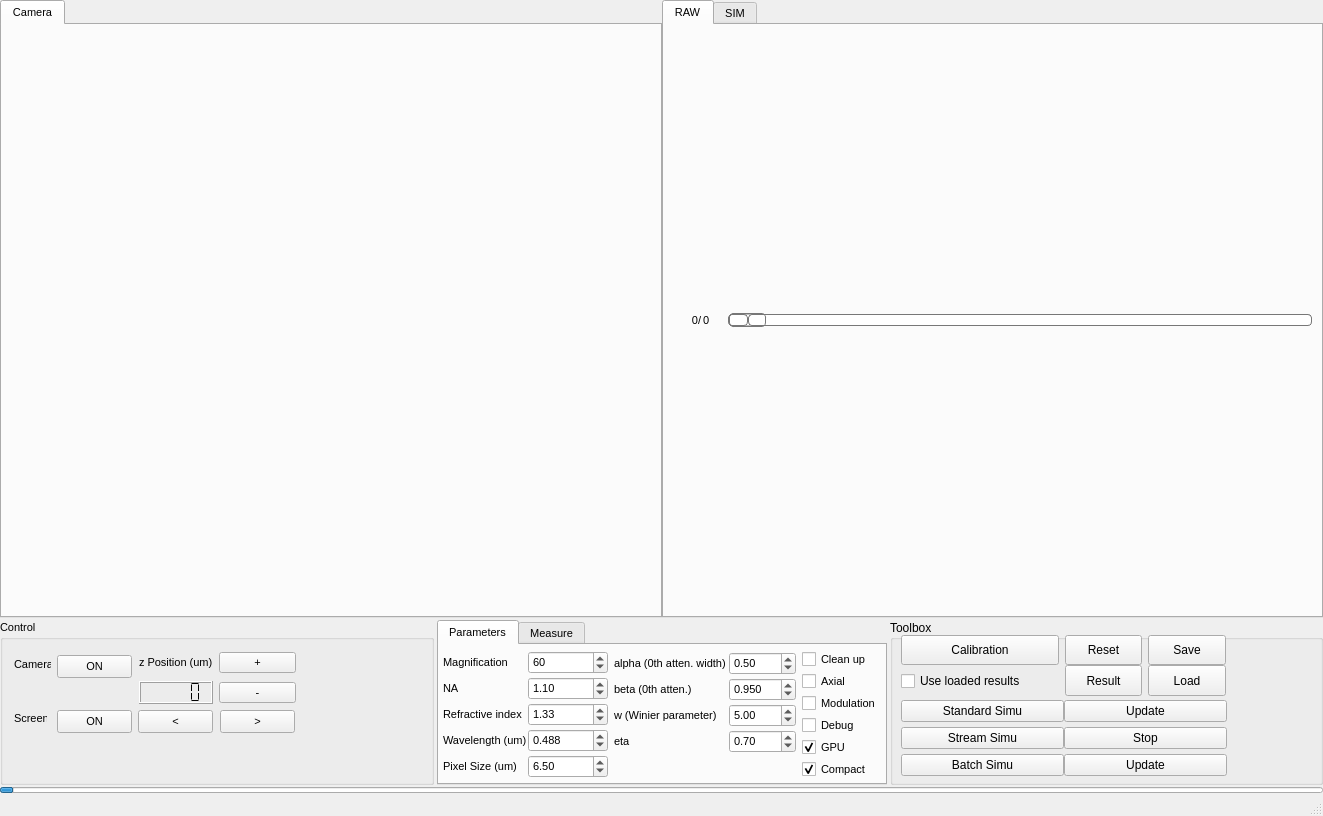
Qt form hexsim_measurement.ui (imperial-photonics/HexSimInstrument) before a commit.
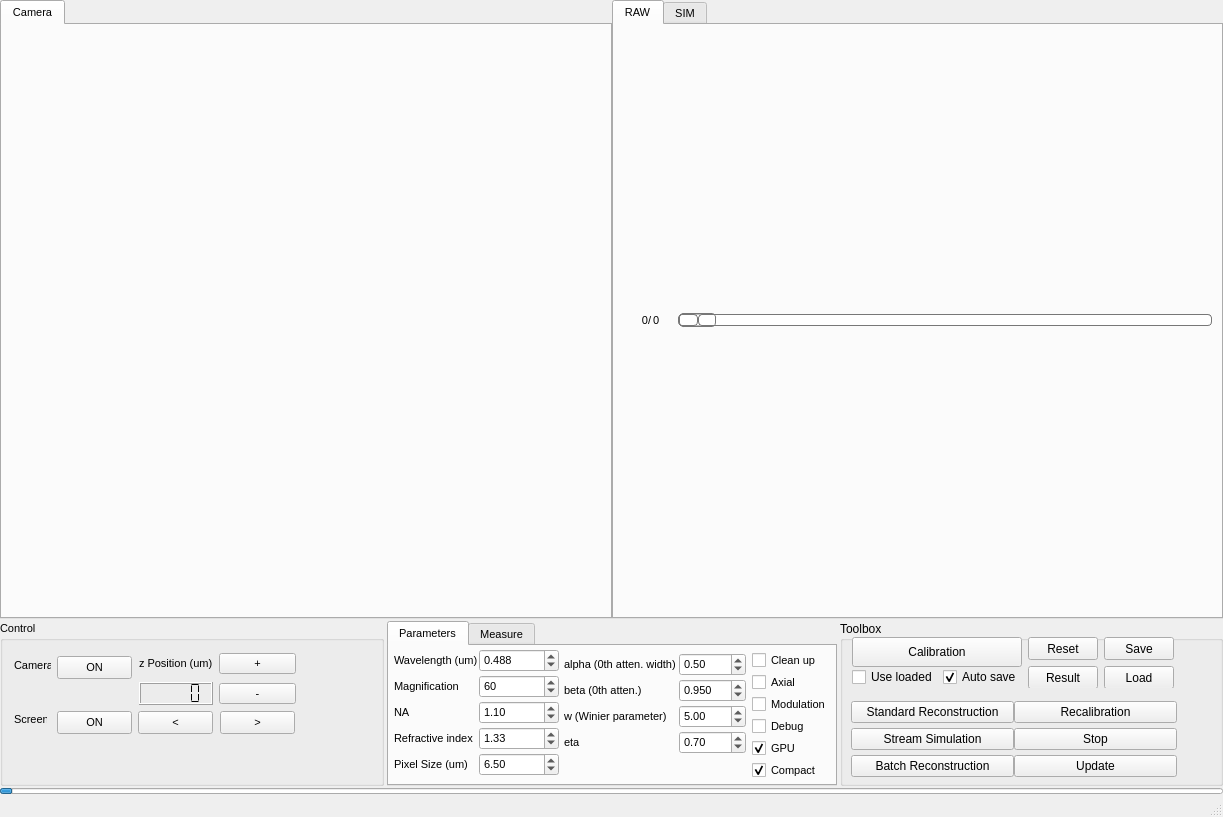
The same form after that commit.

```diff
--- a/hexsim_measurement.ui
+++ b/hexsim_measurement.ui
@@ -6,8 +6,8 @@
    <rect>
     <x>0</x>
     <y>0</y>
-    <width>1323</width>
-    <height>816</height>
+    <width>1223</width>
+    <height>817</height>
    </rect>
   </property>
   <property name="minimumSize">
@@ -80,14 +80,14 @@
              </size>
             </property>
             <property name="text">
-             <string>Standard Simu</string>
+             <string>Standard Reconstruction</string>
             </property>
            </widget>
           </item>
           <item>
            <widget class="QPushButton" name="standardSimuUpdate">
             <property name="text">
-             <string>Update</string>
+             <string>Recalibration</string>
             </property>
            </widget>
           </item>
@@ -104,7 +104,7 @@
              </size>
             </property>
             <property name="text">
-             <string>Stream Simu</string>
+             <string>Stream Simulation</string>
             </property>
            </widget>
           </item>
@@ -128,7 +128,7 @@
              </size>
             </property>
             <property name="text">
-             <string>Batch Simu</string>
+             <string>Batch Reconstruction</string>
             </property>
            </widget>
           </item>
@@ -146,111 +146,13 @@
       <widget class="QWidget" name="">
        <property name="geometry">
         <rect>
-         <x>11</x>
-         <y>15</y>
-         <width>325</width>
-         <height>61</height>
+         <x>12</x>
+         <y>16</y>
+         <width>322</width>
+         <height>51</height>
         </rect>
        </property>
        <layout class="QGridLayout" name="gridLayout_3">
-        <property name="verticalSpacing">
-         <number>0</number>
-        </property>
-        <item row="2" column="0">
-         <widget class="QCheckBox" name="useLoadedResultsCheck">
-          <property name="sizePolicy">
-           <sizepolicy hsizetype="Minimum" vsizetype="Fixed">
-            <horstretch>0</horstretch>
-            <verstretch>1</verstretch>
-           </sizepolicy>
-          </property>
-          <property name="layoutDirection">
-           <enum>Qt::LeftToRight</enum>
-          </property>
-          <property name="autoFillBackground">
-           <bool>false</bool>
-          </property>
-          <property name="text">
-           <string>Use loaded results</string>
-          </property>
-         </widget>
-        </item>
-        <item row="1" column="3" rowspan="3">
-         <widget class="QPushButton" name="calibrationLoad">
-          <property name="sizePolicy">
-           <sizepolicy hsizetype="Minimum" vsizetype="Minimum">
-            <horstretch>0</horstretch>
-            <verstretch>0</verstretch>
-           </sizepolicy>
-          </property>
-          <property name="minimumSize">
-           <size>
-            <width>70</width>
-            <height>20</height>
-           </size>
-          </property>
-          <property name="text">
-           <string>Load</string>
-          </property>
-         </widget>
-        </item>
-        <item row="0" column="2">
-         <widget class="QPushButton" name="resetMeasureButton">
-          <property name="sizePolicy">
-           <sizepolicy hsizetype="Minimum" vsizetype="Minimum">
-            <horstretch>0</horstretch>
-            <verstretch>0</verstretch>
-           </sizepolicy>
-          </property>
-          <property name="minimumSize">
-           <size>
-            <width>70</width>
-            <height>20</height>
-           </size>
-          </property>
-          <property name="text">
-           <string>Reset</string>
-          </property>
-         </widget>
-        </item>
-        <item row="1" column="2" rowspan="3">
-         <widget class="QPushButton" name="calibrationResult">
-          <property name="sizePolicy">
-           <sizepolicy hsizetype="Minimum" vsizetype="Minimum">
-            <horstretch>0</horstretch>
-            <verstretch>0</verstretch>
-           </sizepolicy>
-          </property>
-          <property name="minimumSize">
-           <size>
-            <width>70</width>
-            <height>20</height>
-           </size>
-          </property>
-          <property name="text">
-           <string>Result</string>
-          </property>
-         </widget>
-        </item>
-        <item row="0" column="3">
-         <widget class="QPushButton" name="calibrationSave">
-          <property name="sizePolicy">
-           <sizepolicy hsizetype="Minimum" vsizetype="Minimum">
-            <horstretch>0</horstretch>
-            <verstretch>0</verstretch>
-           </sizepolicy>
-          </property>
-          <property name="minimumSize">
-           <size>
-            <width>70</width>
-            <height>20</height>
-           </size>
-          </property>
-          <property name="text">
-           <string>Save</string>
-          </property>
-         </widget>
-        </item>
         <item row="0" column="0">
          <widget class="QPushButton" name="calibrationButton">
           <property name="minimumSize">
@@ -264,6 +166,139 @@
           </property>
          </widget>
         </item>
+        <item row="0" column="1">
+         <widget class="QPushButton" name="resetMeasureButton">
+          <property name="sizePolicy">
+           <sizepolicy hsizetype="Minimum" vsizetype="Minimum">
+            <horstretch>0</horstretch>
+            <verstretch>0</verstretch>
+           </sizepolicy>
+          </property>
+          <property name="minimumSize">
+           <size>
+            <width>70</width>
+            <height>20</height>
+           </size>
+          </property>
+          <property name="maximumSize">
+           <size>
+            <width>16777215</width>
+            <height>23</height>
+           </size>
+          </property>
+          <property name="text">
+           <string>Reset</string>
+          </property>
+         </widget>
+        </item>
+        <item row="0" column="2">
+         <widget class="QPushButton" name="calibrationSave">
+          <property name="sizePolicy">
+           <sizepolicy hsizetype="Minimum" vsizetype="Minimum">
+            <horstretch>0</horstretch>
+            <verstretch>0</verstretch>
+           </sizepolicy>
+          </property>
+          <property name="minimumSize">
+           <size>
+            <width>70</width>
+            <height>20</height>
+           </size>
+          </property>
+          <property name="maximumSize">
+           <size>
+            <width>16777215</width>
+            <height>23</height>
+           </size>
+          </property>
+          <property name="text">
+           <string>Save</string>
+          </property>
+         </widget>
+        </item>
+        <item row="1" column="0">
+         <layout class="QHBoxLayout" name="horizontalLayout_13">
+          <item>
+           <widget class="QCheckBox" name="useLoadedResultsCheck">
+            <property name="sizePolicy">
+             <sizepolicy hsizetype="Minimum" vsizetype="Fixed">
+              <horstretch>0</horstretch>
+              <verstretch>1</verstretch>
+             </sizepolicy>
+            </property>
+            <property name="layoutDirection">
+             <enum>Qt::LeftToRight</enum>
+            </property>
+            <property name="autoFillBackground">
+             <bool>false</bool>
+            </property>
+            <property name="text">
+             <string>Use loaded</string>
+            </property>
+           </widget>
+          </item>
+          <item>
+           <widget class="QCheckBox" name="autoSaveCalibration">
+            <property name="text">
+             <string>Auto save</string>
+            </property>
+            <property name="checked">
+             <bool>true</bool>
+            </property>
+           </widget>
+          </item>
+         </layout>
+        </item>
+        <item row="1" column="1">
+         <widget class="QPushButton" name="calibrationResult">
+          <property name="sizePolicy">
+           <sizepolicy hsizetype="Minimum" vsizetype="Minimum">
+            <horstretch>0</horstretch>
+            <verstretch>0</verstretch>
+           </sizepolicy>
+          </property>
+          <property name="minimumSize">
+           <size>
+            <width>70</width>
+            <height>23</height>
+           </size>
+          </property>
+          <property name="maximumSize">
+           <size>
+            <width>16777215</width>
+            <height>23</height>
+           </size>
+          </property>
+          <property name="text">
+           <string>Result</string>
+          </property>
+         </widget>
+        </item>
+        <item row="1" column="2">
+         <widget class="QPushButton" name="calibrationLoad">
+          <property name="sizePolicy">
+           <sizepolicy hsizetype="Minimum" vsizetype="Minimum">
+            <horstretch>0</horstretch>
+            <verstretch>0</verstretch>
+           </sizepolicy>
+          </property>
+          <property name="minimumSize">
+           <size>
+            <width>70</width>
+            <height>23</height>
+           </size>
+          </property>
+          <property name="maximumSize">
+           <size>
+            <width>16777215</width>
+            <height>23</height>
+           </size>
+          </property>
+          <property name="text">
+           <string>Load</string>
+          </property>
+         </widget>
+        </item>
        </layout>
       </widget>
      </widget>
@@ -814,183 +849,6 @@
        <attribute name="title">
         <string>Parameters</string>
        </attribute>
-       <widget class="QWidget" name="layoutWidget">
-        <property name="geometry">
-         <rect>
-          <x>4</x>
-          <y>3</y>
-          <width>165</width>
-          <height>136</height>
-         </rect>
-        </property>
-        <layout class="QVBoxLayout" name="verticalLayout_4">
-         <property name="spacing">
-          <number>0</number>
-         </property>
-         <item>
-          <layout class="QHBoxLayout" name="horizontalLayout_3">
-           <item>
-            <widget class="QLabel" name="label_7">
-             <property name="minimumSize">
-              <size>
-               <width>85</width>
-               <height>0</height>
-              </size>
-             </property>
-             <property name="text">
-              <string>Magnification</string>
-             </property>
-            </widget>
-           </item>
-           <item>
-            <widget class="QSpinBox" name="magnificationValue">
-             <property name="minimumSize">
-              <size>
-               <width>70</width>
-               <height>0</height>
-              </size>
-             </property>
-             <property name="value">
-              <number>60</number>
-             </property>
-            </widget>
-           </item>
-          </layout>
-         </item>
-         <item>
-          <layout class="QHBoxLayout" name="horizontalLayout_4">
-           <item>
-            <widget class="QLabel" name="label_8">
-             <property name="minimumSize">
-              <size>
-               <width>85</width>
-               <height>0</height>
-              </size>
-             </property>
-             <property name="text">
-              <string>NA</string>
-             </property>
-            </widget>
-           </item>
-           <item>
-            <widget class="QDoubleSpinBox" name="naValue">
-             <property name="minimumSize">
-              <size>
-               <width>70</width>
-               <height>0</height>
-              </size>
-             </property>
-             <property name="maximum">
-              <double>1.500000000000000</double>
-             </property>
-             <property name="value">
-              <double>1.100000000000000</double>
-             </property>
-            </widget>
-           </item>
-          </layout>
-         </item>
-         <item>
-          <layout class="QHBoxLayout" name="horizontalLayout_5">
-           <item>
-            <widget class="QLabel" name="label_10">
-             <property name="minimumSize">
-              <size>
-               <width>85</width>
-               <height>0</height>
-              </size>
-             </property>
-             <property name="text">
-              <string>Refractive index</string>
-             </property>
-            </widget>
-           </item>
-           <item>
-            <widget class="QDoubleSpinBox" name="nValue">
-             <property name="minimumSize">
-              <size>
-               <width>70</width>
-               <height>0</height>
-              </size>
-             </property>
-             <property name="maximum">
-              <double>2.000000000000000</double>
-             </property>
-             <property name="value">
-              <double>1.330000000000000</double>
-             </property>
-            </widget>
-           </item>
-          </layout>
-         </item>
-         <item>
-          <layout class="QHBoxLayout" name="horizontalLayout_6">
-           <item>
-            <widget class="QLabel" name="label_9">
-             <property name="minimumSize">
-              <size>
-               <width>85</width>
-               <height>0</height>
-              </size>
-             </property>
-             <property name="text">
-              <string>Wavelength (um)</string>
-             </property>
-            </widget>
-           </item>
-           <item>
-            <widget class="QDoubleSpinBox" name="wavelengthValue">
-             <property name="minimumSize">
-              <size>
-               <width>70</width>
-               <height>0</height>
-              </size>
-             </property>
-             <property name="decimals">
-              <number>3</number>
-             </property>
-             <property name="maximum">
-              <double>2.000000000000000</double>
-             </property>
-             <property name="value">
-              <double>0.488000000000000</double>
-             </property>
-            </widget>
-           </item>
-          </layout>
-         </item>
-         <item>
-          <layout class="QHBoxLayout" name="horizontalLayout_7">
-           <item>
-            <widget class="QLabel" name="label_6">
-             <property name="minimumSize">
-              <size>
-               <width>85</width>
-               <height>0</height>
-              </size>
-             </property>
-             <property name="text">
-              <string>Pixel Size (um)</string>
-             </property>
-            </widget>
-           </item>
-           <item>
-            <widget class="QDoubleSpinBox" name="pixelsizeValue">
-             <property name="minimumSize">
-              <size>
-               <width>70</width>
-               <height>0</height>
-              </size>
-             </property>
-             <property name="value">
-              <double>6.500000000000000</double>
-             </property>
-            </widget>
-           </item>
-          </layout>
-         </item>
-        </layout>
-       </widget>
        <widget class="QWidget" name="layoutWidget">
         <property name="geometry">
          <rect>
@@ -1211,6 +1069,9 @@
            <property name="text">
             <string>GPU</string>
            </property>
+           <property name="checkable">
+            <bool>true</bool>
+           </property>
            <property name="checked">
             <bool>true</bool>
            </property>
@@ -1231,6 +1092,186 @@
          </item>
         </layout>
        </widget>
+       <widget class="QWidget" name="">
+        <property name="geometry">
+         <rect>
+          <x>5</x>
+          <y>0</y>
+          <width>165</width>
+          <height>136</height>
+         </rect>
+        </property>
+        <layout class="QVBoxLayout" name="verticalLayout">
+         <property name="spacing">
+          <number>0</number>
+         </property>
+         <item>
+          <layout class="QHBoxLayout" name="horizontalLayout_6">
+           <item>
+            <widget class="QLabel" name="label_9">
+             <property name="minimumSize">
+              <size>
+               <width>85</width>
+               <height>0</height>
+              </size>
+             </property>
+             <property name="text">
+              <string>Wavelength (um)</string>
+             </property>
+            </widget>
+           </item>
+           <item>
+            <widget class="QDoubleSpinBox" name="wavelengthValue">
+             <property name="minimumSize">
+              <size>
+               <width>70</width>
+               <height>0</height>
+              </size>
+             </property>
+             <property name="readOnly">
+              <bool>false</bool>
+             </property>
+             <property name="decimals">
+              <number>3</number>
+             </property>
+             <property name="maximum">
+              <double>2.000000000000000</double>
+             </property>
+             <property name="value">
+              <double>0.488000000000000</double>
+             </property>
+            </widget>
+           </item>
+          </layout>
+         </item>
+         <item>
+          <layout class="QHBoxLayout" name="horizontalLayout_3">
+           <item>
+            <widget class="QLabel" name="label_7">
+             <property name="minimumSize">
+              <size>
+               <width>85</width>
+               <height>0</height>
+              </size>
+             </property>
+             <property name="text">
+              <string>Magnification</string>
+             </property>
+            </widget>
+           </item>
+           <item>
+            <widget class="QSpinBox" name="magnificationValue">
+             <property name="minimumSize">
+              <size>
+               <width>70</width>
+               <height>0</height>
+              </size>
+             </property>
+             <property name="value">
+              <number>60</number>
+             </property>
+            </widget>
+           </item>
+          </layout>
+         </item>
+         <item>
+          <layout class="QHBoxLayout" name="horizontalLayout_4">
+           <item>
+            <widget class="QLabel" name="label_8">
+             <property name="minimumSize">
+              <size>
+               <width>85</width>
+               <height>0</height>
+              </size>
+             </property>
+             <property name="text">
+              <string>NA</string>
+             </property>
+            </widget>
+           </item>
+           <item>
+            <widget class="QDoubleSpinBox" name="naValue">
+             <property name="minimumSize">
+              <size>
+               <width>70</width>
+               <height>0</height>
+              </size>
+             </property>
+             <property name="maximum">
+              <double>1.500000000000000</double>
+             </property>
+             <property name="value">
+              <double>1.100000000000000</double>
+             </property>
+            </widget>
+           </item>
+          </layout>
+         </item>
+         <item>
+          <layout class="QHBoxLayout" name="horizontalLayout_5">
+           <item>
+            <widget class="QLabel" name="label_10">
+             <property name="minimumSize">
+              <size>
+               <width>85</width>
+               <height>0</height>
+              </size>
+             </property>
+             <property name="text">
+              <string>Refractive index</string>
+             </property>
+            </widget>
+           </item>
+           <item>
+            <widget class="QDoubleSpinBox" name="nValue">
+             <property name="minimumSize">
+              <size>
+               <width>70</width>
+               <height>0</height>
+              </size>
+             </property>
+             <property name="maximum">
+              <double>2.000000000000000</double>
+             </property>
+             <property name="value">
+              <double>1.330000000000000</double>
+             </property>
+            </widget>
+           </item>
+          </layout>
+         </item>
+         <item>
+          <layout class="QHBoxLayout" name="horizontalLayout_7">
+           <item>
+            <widget class="QLabel" name="label_6">
+             <property name="minimumSize">
+              <size>
+               <width>85</width>
+               <height>0</height>
+              </size>
+             </property>
+             <property name="text">
+              <string>Pixel Size (um)</string>
+             </property>
+            </widget>
+           </item>
+           <item>
+            <widget class="QDoubleSpinBox" name="pixelsizeValue">
+             <property name="minimumSize">
+              <size>
+               <width>70</width>
+               <height>0</height>
+              </size>
+             </property>
+             <property name="value">
+              <double>6.500000000000000</double>
+             </property>
+            </widget>
+           </item>
+          </layout>
+         </item>
+        </layout>
+       </widget>
       </widget>
       <widget class="QWidget" name="Measure">
        <attribute name="title">
```
Left out of the diff: 24 changed lines with no effect on the pictures.
